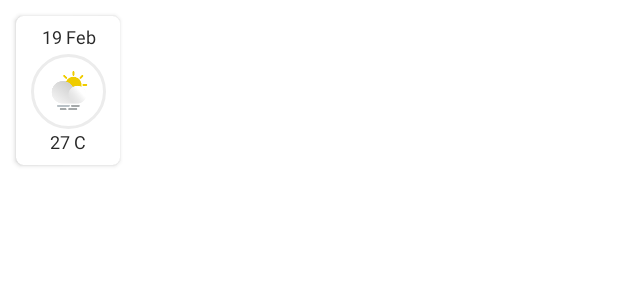
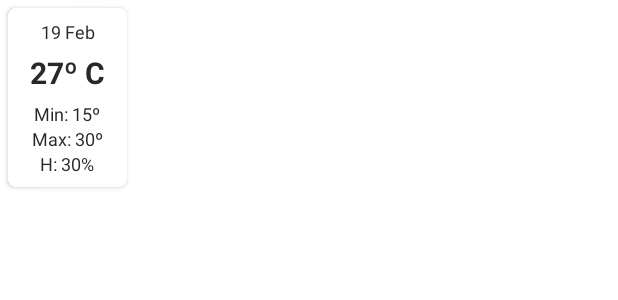
Before and after one commit to hassaanjamil/weather-android-app, an Android app: the layout item_home_forecast.xml on its own in the app's theme, with its tools: preview values and no code run, on a phone screen of 412 x 824 dp. Shown: the top 300 px of the screen. Run offline under Robolectric (Android 15) with nearby library versions, the phone set to English and light mode, and no system bars.

Commit message:
Added 30 days forecast listing

```diff
--- a/app/build.gradle
+++ b/app/build.gradle
@@ -48,6 +48,7 @@ dependencies {
     implementation 'com.google.android.gms:play-services-location:19.0.1'
     // Dexter Permissions Library
     implementation 'com.karumi:dexter:6.2.3'
+    //implementation 'de.hdodenhof:circleimageview:3.1.0'
 
     implementation 'androidx.legacy:legacy-support-v4:1.0.0'
     def lifecycle = '2.4.1'
@@ -95,11 +96,6 @@ dependencies {
     implementation "com.squareup.okhttp3:okhttp:$okhttp"
     implementation "com.squareup.okhttp3:logging-interceptor:$okhttp"
 
-    implementation 'de.hdodenhof:circleimageview:3.1.0'
-
-    // Required -- JUnit 4 framework
-    testImplementation("junit:junit:4.13.2")
-
     // Testing
     testImplementation 'junit:junit:4.13.2'
     testImplementation "org.mockito:mockito-core:4.0.0"
--- a/app/src/main/java/com/weather/app/data/remote/model/forecast/Forecast.kt
+++ b/app/src/main/java/com/weather/app/data/remote/model/forecast/Forecast.kt
@@ -5,7 +5,7 @@ import com.google.gson.annotations.SerializedName
 
 data class Forecast(
     @SerializedName("dt")
-    val dt: Int?,
+    val dt: Long?,
     @SerializedName("humidity")
     val humidity: Double?,
     @SerializedName("pressure")
--- a/app/src/main/java/com/weather/app/data/remote/model/forecast/Temp.kt
+++ b/app/src/main/java/com/weather/app/data/remote/model/forecast/Temp.kt
@@ -7,9 +7,9 @@ data class Temp(
     @SerializedName("average")
     val average: Double?,
     @SerializedName("average_max")
-    val averageMax: Double?,
+    val average_max: Double?,
     @SerializedName("average_min")
-    val averageMin: Double?,
+    val average_min: Double?,
     @SerializedName("record_max")
     val recordMax: Int?,
     @SerializedName("record_min")
--- a/app/src/main/res/layout/item_home_forecast.xml
+++ b/app/src/main/res/layout/item_home_forecast.xml
@@ -3,64 +3,95 @@
     xmlns:app="http://schemas.android.com/apk/res-auto"
     xmlns:tools="http://schemas.android.com/tools"
     android:id="@+id/container"
-    android:layout_width="80dp"
-    android:layout_height="110dp"
-    android:layout_margin="5dp">
+    android:layout_width="90dp"
+    android:layout_height="130dp">
 
     <androidx.cardview.widget.CardView
         android:layout_width="match_parent"
         android:layout_height="match_parent"
+        android:layout_margin="5dp"
         app:cardCornerRadius="5dp"
-        android:layout_margin="5dp"
-        app:layout_constraintTop_toTopOf="parent"
-        app:layout_constraintStart_toStartOf="parent">
+        app:layout_constraintStart_toStartOf="parent"
+        app:layout_constraintTop_toTopOf="parent">
 
         <androidx.constraintlayout.widget.ConstraintLayout
             android:layout_width="match_parent"
             android:layout_height="wrap_content"
-            android:padding="5dp">
-
-            ]
+            android:padding="5dp"
+            android:layout_gravity="center_vertical">
 
             <TextView
                 android:id="@+id/tvDate"
                 android:layout_width="0dp"
                 android:layout_height="wrap_content"
+                android:ellipsize="end"
+                android:gravity="center"
+                android:maxLines="1"
+                android:textColor="@color/titleTextColor"
+                android:textSize="12sp"
+                app:layout_constraintEnd_toEndOf="parent"
+                app:layout_constraintStart_toStartOf="parent"
                 app:layout_constraintTop_toTopOf="parent"
-                app:layout_constraintStart_toStartOf="parent"
-                app:layout_constraintEnd_toEndOf="parent"
-                android:gravity="center"
-                tools:text="19 Feb"
-                android:textSize="12sp"
-                android:textColor="@color/titleTextColor"
-                android:maxLines="1"
-                android:ellipsize="end" />
-
-            <de.hdodenhof.circleimageview.CircleImageView
-                android:id="@+id/ivIcon"
-                android:layout_width="50dp"
-                android:layout_height="50dp"
-                android:layout_margin="3dp"
-                app:layout_constraintStart_toStartOf="parent"
-                app:layout_constraintEnd_toEndOf="parent"
-                app:layout_constraintTop_toBottomOf="@id/tvDate"
-                android:src="@mipmap/ic_launcher_foreground"
-                app:civ_border_width="2dp"
-                app:civ_border_color="@color/l_grey" />
+                tools:text="19 Feb" />
 
             <TextView
                 android:id="@+id/tvTemp"
                 android:layout_width="0dp"
                 android:layout_height="wrap_content"
-                app:layout_constraintTop_toBottomOf="@id/ivIcon"
+                android:layout_marginTop="5dp"
+                android:ellipsize="end"
+                android:gravity="center"
+                android:maxLines="1"
+                android:textColor="@color/titleTextColor"
+                android:textSize="20sp"
+                android:textStyle="bold"
+                app:layout_constraintEnd_toEndOf="parent"
                 app:layout_constraintStart_toStartOf="parent"
+                app:layout_constraintTop_toBottomOf="@id/tvDate"
+                tools:text="27º C" />
+
+            <TextView
+                android:id="@+id/tvTempMin"
+                android:layout_width="0dp"
+                android:layout_height="wrap_content"
+                android:layout_marginTop="5dp"
+                android:ellipsize="end"
+                android:gravity="center"
+                android:maxLines="1"
+                android:textColor="@color/titleTextColor"
+                android:textSize="12sp"
                 app:layout_constraintEnd_toEndOf="parent"
+                app:layout_constraintStart_toStartOf="parent"
+                app:layout_constraintTop_toBottomOf="@id/tvTemp"
+                tools:text="Min: 15º" />
+
+            <TextView
+                android:id="@+id/tvTempMax"
+                android:layout_width="0dp"
+                android:layout_height="wrap_content"
+                android:ellipsize="end"
                 android:gravity="center"
-                tools:text="27 C"
+                android:maxLines="1"
+                android:textColor="@color/titleTextColor"
                 android:textSize="12sp"
+                app:layout_constraintEnd_toEndOf="parent"
+                app:layout_constraintStart_toStartOf="parent"
+                app:layout_constraintTop_toBottomOf="@id/tvTempMin"
+                tools:text="Max: 30º" />
+
+            <TextView
+                android:id="@+id/tvHumidity"
+                android:layout_width="0dp"
+                android:layout_height="wrap_content"
+                android:ellipsize="end"
+                android:gravity="center"
+                android:maxLines="1"
                 android:textColor="@color/titleTextColor"
-                android:maxLines="1"
-                android:ellipsize="end" />
+                android:textSize="12sp"
+                app:layout_constraintEnd_toEndOf="parent"
+                app:layout_constraintStart_toStartOf="parent"
+                app:layout_constraintTop_toBottomOf="@id/tvTempMax"
+                tools:text="H: 30%" />
 
         </androidx.constraintlayout.widget.ConstraintLayout>
 
--- a/app/src/main/res/values/strings.xml
+++ b/app/src/main/res/values/strings.xml
@@ -4,4 +4,5 @@
     <string name="title_favorites">Favorites</string>
     <string name="title_settings">Settings</string>
     <string name="search">Search</string>
+    <string name="weather_icon">Weather Icon</string>
 </resources>
```
Also changed, not shown: app/src/main/java/com/weather/app/data/remote/ApiService.kt (+2 -9 lines), app/src/main/java/com/weather/app/ui/home/HomeAdapter.kt (+27 -23 lines), app/src/main/java/com/weather/app/ui/home/HomeFragment.kt (+49 -43 lines), app/src/main/java/com/weather/app/ui/home/HomeViewModel.kt (+5 -19 lines), app/src/main/java/com/weather/app/utils/Extensions.kt (+7 -0 lines), app/src/main/res/drawable/ic_baseline_keyboard_arrow_left.xml (added, +9 -0 lines), app/src/main/res/drawable/ic_baseline_keyboard_arrow_right.xml (added, +9 -0 lines), app/src/main/res/layout/fragment_home.xml (+65 -19 lines).
